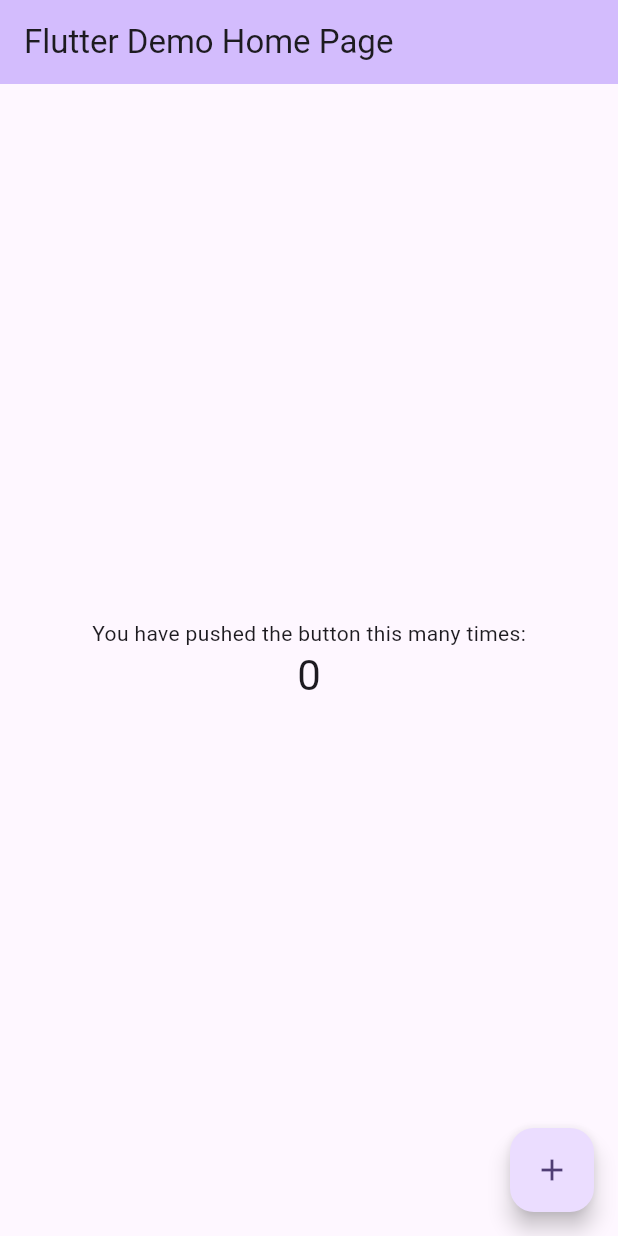
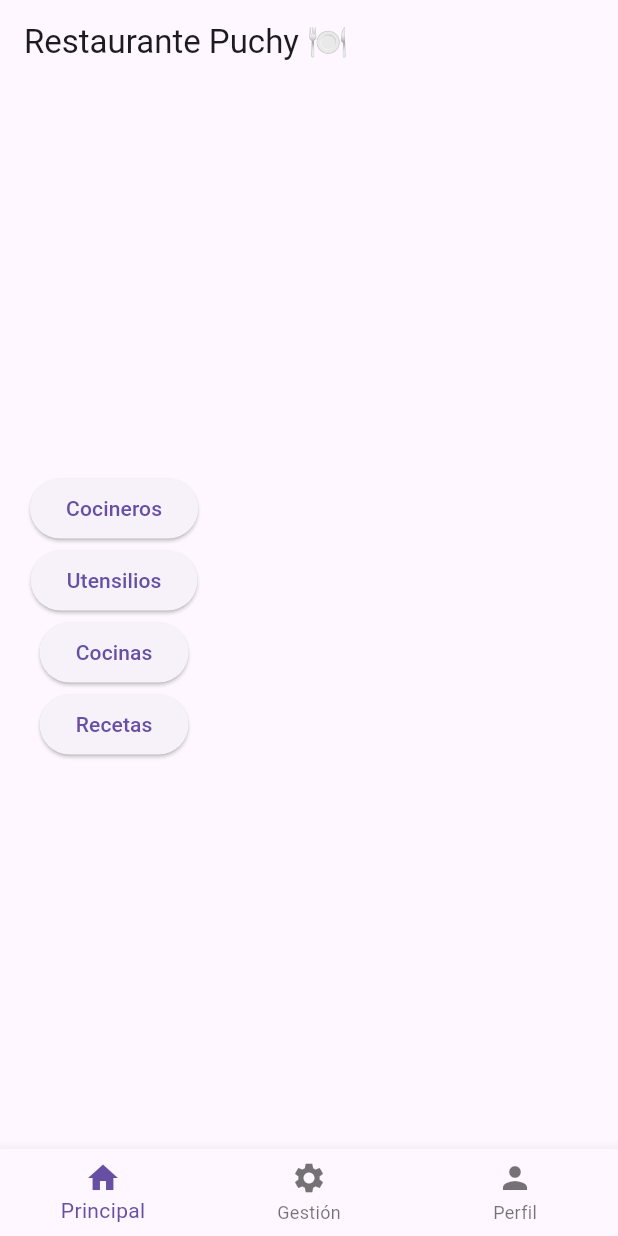
Before and after one commit to rikich3/kefa, a Flutter app: the screen it shows after launch, on a phone screen of 412 x 824 dp. Run offline on Flutter 3.47's test engine with Material 3 defaults, Android fonts, the phone set to English and light mode, and no system bars.

Commit message:
Concepto o idea para el esquema de la pagina principal home(Testeo)

```diff
--- a/lib/main.dart
+++ b/lib/main.dart
@@ -1,125 +1,159 @@
 import 'package:flutter/material.dart';
 
 void main() {
-  runApp(const MyApp());
+  runApp(MyApp());
 }
 
+// Punto de entrada de la app
 class MyApp extends StatelessWidget {
-  const MyApp({super.key});
-
-  // This widget is the root of your application.
   @override
   Widget build(BuildContext context) {
     return MaterialApp(
-      title: 'Flutter Demo',
-      theme: ThemeData(
-        // This is the theme of your application.
-        //
-        // TRY THIS: Try running your application with "flutter run". You'll see
-        // the application has a purple toolbar. Then, without quitting the app,
-        // try changing the seedColor in the colorScheme below to Colors.green
-        // and then invoke "hot reload" (save your changes or press the "hot
-        // reload" button in a Flutter-supported IDE, or press "r" if you used
-        // the command line to start the app).
-        //
-        // Notice that the counter didn't reset back to zero; the application
-        // state is not lost during the reload. To reset the state, use hot
-        // restart instead.
-        //
-        // This works for code too, not just values: Most code changes can be
-        // tested with just a hot reload.
-        colorScheme: ColorScheme.fromSeed(seedColor: Colors.deepPurple),
-        useMaterial3: true,
-      ),
-      home: const MyHomePage(title: 'Flutter Demo Home Page'),
+      title: 'Gestión de Cocina',
+      home: HomeWithBottomNav(),
     );
   }
 }
 
-class MyHomePage extends StatefulWidget {
-  const MyHomePage({super.key, required this.title});
-
-  // This widget is the home page of your application. It is stateful, meaning
-  // that it has a State object (defined below) that contains fields that affect
-  // how it looks.
-
-  // This class is the configuration for the state. It holds the values (in this
-  // case the title) provided by the parent (in this case the App widget) and
-  // used by the build method of the State. Fields in a Widget subclass are
-  // always marked "final".
-
-  final String title;
-
+// Widget principal que maneja el BottomNavigationBar
+class HomeWithBottomNav extends StatefulWidget {
   @override
-  State<MyHomePage> createState() => _MyHomePageState();
+  _HomeWithBottomNavState createState() => _HomeWithBottomNavState();
 }
 
-class _MyHomePageState extends State<MyHomePage> {
-  int _counter = 0;
+class _HomeWithBottomNavState extends State<HomeWithBottomNav> {
+  int _selectedIndex = 0;
 
-  void _incrementCounter() {
+  final List<Widget> _pantallas = [
+    PantallaPrincipal(),
+    PlaceholderWidget('Gestión'),
+    PlaceholderWidget('Perfil'),
+  ];
+
+  void _onItemTapped(int index) {
     setState(() {
-      // This call to setState tells the Flutter framework that something has
-      // changed in this State, which causes it to rerun the build method below
-      // so that the display can reflect the updated values. If we changed
-      // _counter without calling setState(), then the build method would not be
-      // called again, and so nothing would appear to happen.
-      _counter++;
+      _selectedIndex = index;
     });
   }
 
   @override
   Widget build(BuildContext context) {
-    // This method is rerun every time setState is called, for instance as done
-    // by the _incrementCounter method above.
-    //
-    // The Flutter framework has been optimized to make rerunning build methods
-    // fast, so that you can just rebuild anything that needs updating rather
-    // than having to individually change instances of widgets.
+    return Scaffold(
+      body: _pantallas[_selectedIndex],
+      bottomNavigationBar: BottomNavigationBar(
+        currentIndex: _selectedIndex,
+        onTap: _onItemTapped,
+        items: const [
+          BottomNavigationBarItem(
+              icon: Icon(Icons.home), label: 'Principal'),
+          BottomNavigationBarItem(
+              icon: Icon(Icons.settings), label: 'Gestión'),
+          BottomNavigationBarItem(
+              icon: Icon(Icons.person), label: 'Perfil'),
+        ],
+      ),
+    );
+  }
+}
+
+// Pantalla principal con AppBar y 4 botones
+class PantallaPrincipal extends StatelessWidget {
+  void mostrarOpciones(BuildContext context, String titulo) {
+    showDialog(
+      context: context,
+      builder: (context) {
+        return AlertDialog(
+          title: Text('Opciones para $titulo'),
+          content: Column(
+            mainAxisSize: MainAxisSize.min,
+            children: [
+              ListTile(title: Text('Crear $titulo')),
+              ListTile(title: Text('Editar $titulo')),
+              ListTile(title: Text('Eliminar $titulo')),
+            ],
+          ),
+          actions: [
+            TextButton(
+              child: Text('Cerrar'),
+              onPressed: () => Navigator.of(context).pop(),
+            ),
+          ],
+        );
+      },
+    );
+  }
+
+  @override
+  Widget build(BuildContext context) {
     return Scaffold(
       appBar: AppBar(
-        // TRY THIS: Try changing the color here to a specific color (to
-        // Colors.amber, perhaps?) and trigger a hot reload to see the AppBar
-        // change color while the other colors stay the same.
-        backgroundColor: Theme.of(context).colorScheme.inversePrimary,
-        // Here we take the value from the MyHomePage object that was created by
-        // the App.build method, and use it to set our appbar title.
-        title: Text(widget.title),
+        title: Text('Restaurante Puchy 🍽️'),
       ),
-      body: Center(
-        // Center is a layout widget. It takes a single child and positions it
-        // in the middle of the parent.
+      body: Padding(
+        padding: const EdgeInsets.all(20),
         child: Column(
-          // Column is also a layout widget. It takes a list of children and
-          // arranges them vertically. By default, it sizes itself to fit its
-          // children horizontally, and tries to be as tall as its parent.
-          //
-          // Column has various properties to control how it sizes itself and
-          // how it positions its children. Here we use mainAxisAlignment to
-          // center the children vertically; the main axis here is the vertical
-          // axis because Columns are vertical (the cross axis would be
-          // horizontal).
-          //
-          // TRY THIS: Invoke "debug painting" (choose the "Toggle Debug Paint"
-          // action in the IDE, or press "p" in the console), to see the
-          // wireframe for each widget.
           mainAxisAlignment: MainAxisAlignment.center,
-          children: <Widget>[
-            const Text(
-              'You have pushed the button this many times:',
+          children: [
+            ElevatedButton(
+              onPressed: () => mostrarOpciones(context, 'Cocineros'),
+              child: Text('Cocineros'),
             ),
-            Text(
-              '$_counter',
-              style: Theme.of(context).textTheme.headlineMedium,
+            ElevatedButton(
+              onPressed: () => mostrarOpciones(context, 'Utensilios'),
+              child: Text('Utensilios'),
+            ),
+            ElevatedButton(
+              onPressed: () => mostrarOpciones(context, 'Cocinas'),
+              child: Text('Cocinas'),
+            ),
+            ElevatedButton(
+              onPressed: () {
+                Navigator.of(context).push(
+                  MaterialPageRoute(builder: (_) => PantallaRecetas()),
+                );
+              },
+              child: Text('Recetas'),
             ),
           ],
         ),
       ),
-      floatingActionButton: FloatingActionButton(
-        onPressed: _incrementCounter,
-        tooltip: 'Increment',
-        child: const Icon(Icons.add),
-      ), // This trailing comma makes auto-formatting nicer for build methods.
     );
   }
 }
+
+// Pantalla nueva para recetas
+class PantallaRecetas extends StatelessWidget {
+  @override
+  Widget build(BuildContext context) {
+    return Scaffold(
+      appBar: AppBar(
+        title: Text('Recetas'),
+      ),
+      body: Center(
+        child: Text(
+          'Aquí van las recetas 🍲',
+          style: TextStyle(fontSize: 20),
+        ),
+      ),
+    );
+  }
+}
+
+// Pantallas vacías para "Gestión" y "Perfil"
+class PlaceholderWidget extends StatelessWidget {
+  final String texto;
+
+  const PlaceholderWidget(this.texto);
+
+  @override
+  Widget build(BuildContext context) {
+    return Scaffold(
+      appBar: AppBar(
+        title: Text(texto),
+      ),
+      body: Center(
+        child: Text('Sección: $texto'),
+      ),
+    );
+  }
+}
```
Also changed, not shown: pubspec.lock.
